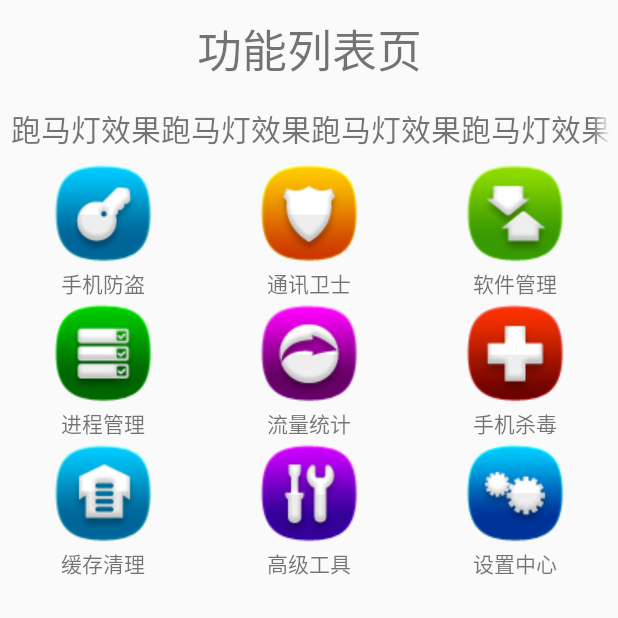
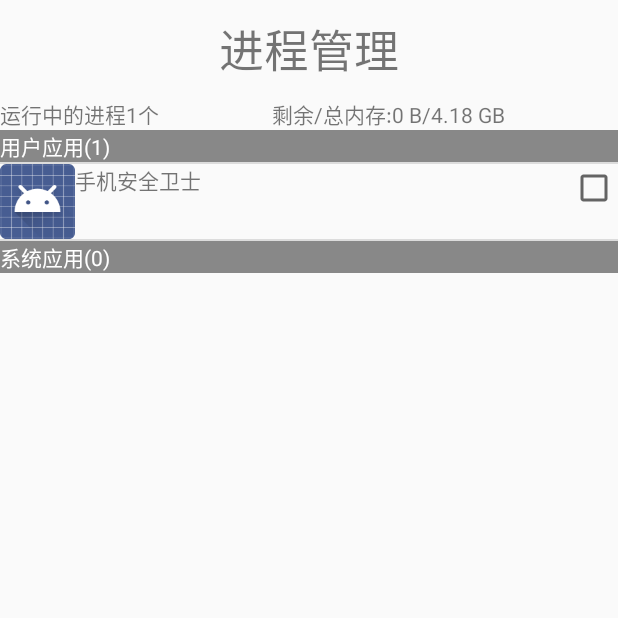
Before and after one commit to akileecn/MyApplication, an Android app: the screen it shows after launch (HomeActivity before the commit, ProgressActivity after it), after a tap on "进程管理", on a phone screen of 412 x 824 dp, the top half of it. Run offline under Robolectric (Android 15) with nearby library versions, the phone set to English and light mode, and no system bars; libraries missing offline, so code that uses them is left out: org.xutils.common, org.xutils.http, org.xutils.x; 4 statements that could not run were skipped; 3 other taps on this screen came first.

Commit message:
day9 2/2

```diff
--- a/手机安全卫士/src/main/java/cn/aki/mobilesafe/activity/ContactsActivity.java
+++ b/手机安全卫士/src/main/java/cn/aki/mobilesafe/activity/ContactsActivity.java
@@ -33,7 +33,7 @@
         super.onCreate(savedInstanceState);
         setContentView(R.layout.activity_contacts);
         ListView lvContacts= (ListView) findViewById(R.id.lv_contacts);
-        lvContacts.setAdapter(new SimpleAdapter(this,getContactsList(),R.layout.contact_item,new String[]{KEY_NAME,KEY_PHONE},new int[]{R.id.tv_name,R.id.tv_phone}));
+        lvContacts.setAdapter(new SimpleAdapter(this,getContactsList(),R.layout.item_contact,new String[]{KEY_NAME,KEY_PHONE},new int[]{R.id.tv_name,R.id.tv_phone}));
         lvContacts.setOnItemClickListener(new AdapterView.OnItemClickListener() {
             @Override
             public void onItemClick(AdapterView<?> parent, View view, int position, long id) {
--- a/手机安全卫士/src/main/java/cn/aki/mobilesafe/activity/HomeActivity.java
+++ b/手机安全卫士/src/main/java/cn/aki/mobilesafe/activity/HomeActivity.java
@@ -57,6 +57,11 @@
                 case 2:
                     startActivity(new Intent(HomeActivity.this,AppActivity.class));
                     break;
+                //进程管理
+                case 3:
+                    startActivity(new Intent(HomeActivity.this,ProgressActivity.class));
+                    break;
+                //高级工具
                 case 7:
                     startActivity(new Intent(HomeActivity.this,ToolsActivity.class));
                     break;
@@ -93,7 +98,7 @@
             ViewHolder viewHolder;
             if(convertView==null){
                 viewHolder=new ViewHolder();
-                convertView=View.inflate(HomeActivity.this,R.layout.home_item,null);
+                convertView=View.inflate(HomeActivity.this,R.layout.item_home,null);
                 viewHolder.imageView= (ImageView) convertView.findViewById(R.id.item_img);
                 viewHolder.textView= (TextView) convertView.findViewById(R.id.item_name);
                 convertView.setTag(viewHolder);
--- /dev/null
+++ b/手机安全卫士/src/main/java/cn/aki/mobilesafe/activity/ProgressActivity.java
@@ -0,0 +1,192 @@
+package cn.aki.mobilesafe.activity;
+
+import android.app.Activity;
+import android.graphics.Color;
+import android.os.Bundle;
+import android.os.Handler;
+import android.os.Message;
+import android.text.format.Formatter;
+import android.view.View;
+import android.view.ViewGroup;
+import android.widget.AdapterView;
+import android.widget.BaseAdapter;
+import android.widget.CheckBox;
+import android.widget.ImageView;
+import android.widget.ListView;
+import android.widget.TextView;
+
+import java.util.ArrayList;
+import java.util.List;
+
+import cn.aki.mobilesafe.R;
+import cn.aki.mobilesafe.bean.ProgressInfo;
+import cn.aki.mobilesafe.manager.ProgressInfoManager;
+import cn.aki.mobilesafe.utils.SystemInfoUtils;
+
+/**
+ * Created by Administrator on 2016/1/11.
+ * 进程管理
+ */
+public class ProgressActivity extends Activity{
+    private TextView tvProgressCount;
+    private TextView tvMemoryCount;
+    private ListView lvProgress;
+    private ProgressInfoManager mProgressInfoManager;
+    private List<ProgressInfo> mProgressInfoList;
+    private List<ProgressInfo> mSystemList;
+    private List<ProgressInfo> mUserList;
+    private static final int WHAT_LOAD_PROGRESS_INFO=1;
+    private Handler handler=new Handler(new Handler.Callback() {
+        @Override
+        public boolean handleMessage(Message msg) {
+            switch (msg.what){
+                case WHAT_LOAD_PROGRESS_INFO:
+                    tvProgressCount.setText("运行中的进程" + mProgressInfoList.size() + "个");
+                    lvProgress.setAdapter(new MyAdapter());
+                    break;
+                default:
+                    break;
+            }
+            return true;
+        }
+    });
+    @Override
+    protected void onCreate(Bundle savedInstanceState) {
+        super.onCreate(savedInstanceState);
+        initUI();
+        initData();
+        initEvent();
+    }
+
+    /**
+     * 初始化UI
+     */
+    private void initUI(){
+        setContentView(R.layout.activity_progress);
+        tvProgressCount= (TextView) findViewById(R.id.tv_progress_count);
+        tvMemoryCount= (TextView) findViewById(R.id.tv_memory_count);
+        lvProgress= (ListView) findViewById(R.id.lv_progress);
+    }
+
+    /**
+     * 绑定事件
+     */
+    private void initEvent(){
+        lvProgress.setOnItemClickListener(new AdapterView.OnItemClickListener() {
+            @Override
+            public void onItemClick(AdapterView<?> parent, View view, int position, long id) {
+                if(view instanceof TextView){
+                    return;
+                }
+                //设置勾选状态
+                ProgressInfo pi= (ProgressInfo) parent.getItemAtPosition(position);
+                boolean checked=pi.getChecked();
+                MyAdapter.ViewHolder holder= (MyAdapter.ViewHolder) view.getTag();
+                holder.cbCheck.setChecked(!checked);
+                pi.setChecked(!checked);
+            }
+        });
+    }
+
+    /**
+     * 初始化数据
+     */
+    private void initData(){
+        /**内存信息*/
+        long[] memory= SystemInfoUtils.getMemoryInfo(this);
+        tvMemoryCount.setText("剩余/总内存:"+Formatter.formatFileSize(this,memory[0])
+                +"/"+Formatter.formatFileSize(this,memory[1]));
+        /**进程列表*/
+        mProgressInfoManager=new ProgressInfoManager(this);
+        new Thread(new Runnable() {
+            @Override
+            public void run() {
+                mProgressInfoList=mProgressInfoManager.getList();
+                //分组
+                mSystemList=new ArrayList<>();
+                mUserList=new ArrayList<>();
+                for(ProgressInfo pi:mProgressInfoList){
+                    if(pi.getIsSystem()){
+                        mSystemList.add(pi);
+                    }else{
+                        mUserList.add(pi);
+                    }
+                }
+                handler.sendEmptyMessage(WHAT_LOAD_PROGRESS_INFO);
+            }
+        }).start();
+    }
+
+    /**
+     * 适配器
+     */
+    private class MyAdapter extends BaseAdapter{
+
+        @Override
+        public int getCount() {
+            return mProgressInfoList.size()+2;
+        }
+
+        @Override
+        public Object getItem(int position) {
+            int userCount=mUserList.size();
+            if(position==0){
+                return "用户应用("+mUserList.size()+")";
+            }else if(position<userCount+1){
+                return mUserList.get(position-1);
+            }else if(position==userCount+1){
+                return "系统应用("+mSystemList.size()+")";
+            }else{
+                return mSystemList.get(position-userCount-2);
+            }
+        }
+
+        @Override
+        public long getItemId(int position) {
+            return position;
+        }
+
+        @Override
+        public View getView(int position, View convertView, ViewGroup parent) {
+            Object item=getItem(position);
+            if(item instanceof ProgressInfo){
+                ViewHolder viewHolder;
+                //被重用的view为null或为特殊view
+                if(convertView==null||convertView instanceof TextView){
+                    convertView=View.inflate(ProgressActivity.this,R.layout.item_progress_info,null);
+                    viewHolder=new ViewHolder();
+                    viewHolder.ivIcon= (ImageView) convertView.findViewById(R.id.iv_icon);
+                    viewHolder.tvApkName= (TextView) convertView.findViewById(R.id.tv_apk_name);
+                    viewHolder.tvMemoryCount= (TextView) convertView.findViewById(R.id.tv_memory_count);
+                    viewHolder.cbCheck= (CheckBox) convertView.findViewById(R.id.cb_check);
+                    convertView.setTag(viewHolder);
+                }else{
+                    viewHolder= (ViewHolder) convertView.getTag();
+                }
+                //保证获取的对象一致
+                ProgressInfo pi= (ProgressInfo) item;
+                viewHolder.tvApkName.setText(pi.getAppName());
+                viewHolder.tvMemoryCount.setText("内存占用:" + Formatter.formatFileSize(ProgressActivity.this, pi.getMemorySize()));
+                viewHolder.ivIcon.setImageDrawable(pi.getIcon());
+                //设置checkBox状态
+                viewHolder.cbCheck.setChecked(pi.getChecked());
+                return convertView;
+            }else{
+                //特殊view
+                String text=item.toString();
+                TextView view=new TextView(ProgressActivity.this);
+                view.setBackgroundColor(Color.GRAY);
+                view.setTextColor(Color.WHITE);
+                view.setText(text);
+                return view;
+            }
+        }
+
+        private class ViewHolder{
+            private ImageView ivIcon;
+            private TextView tvApkName;
+            private TextView tvMemoryCount;
+            private CheckBox cbCheck;
+        }
+    }
+}
--- a/手机安全卫士/src/main/java/cn/aki/mobilesafe/activity/SplashActivity.java
+++ b/手机安全卫士/src/main/java/cn/aki/mobilesafe/activity/SplashActivity.java
@@ -2,17 +2,20 @@
 
 import android.app.Activity;
 import android.app.AlertDialog;
+import android.app.LauncherActivity;
 import android.content.Context;
 import android.content.DialogInterface;
 import android.content.Intent;
 import android.content.SharedPreferences;
 import android.content.pm.PackageInfo;
 import android.content.pm.PackageManager;
+import android.graphics.Bitmap;
 import android.net.Uri;
 import android.os.Bundle;
 import android.os.Environment;
 import android.os.Handler;
 import android.os.Message;
+import android.os.Parcelable;
 import android.view.View;
 import android.view.animation.AlphaAnimation;
 import android.widget.RelativeLayout;
@@ -61,6 +64,9 @@
     private static final int WHAT_GO_HOME=4;
 
     private Handler handler=new MyHandler(this);
+    //快捷方式
+    private static final String ACTION_INSTALL_SHORTCUT="com.android.launcher.action.INSTALL_SHORTCUT";
+    private static final String ACTION_UNINSTALL_SHORTCUT="com.android.launcher.action.UNINSTALL_SHORTCUT";
 
     @Override
     protected void onCreate(Bundle savedInstanceState) {
@@ -89,6 +95,8 @@
         AlphaAnimation animation=new AlphaAnimation(0.3f,1f);
         animation.setDuration(2000);
         rlRoot.startAnimation(animation);
+        //创建图标
+        createShortcut();
     }
 
     /**
@@ -328,4 +336,36 @@
             }
         }
     }
+
+    /**
+     * 创建快捷方式
+     */
+    private void createShortcut(){
+        //判断快捷方式是否存在
+        boolean shortcutExists=mSharedPreferences.getBoolean(Constants.SharedPreferences.KEY_SHORTCUT_EXISTS,false);
+        if(shortcutExists){
+           return;
+        }
+        //快捷方式名
+        String shortcutName=getString(R.string.app_name);
+        //回调intent(只能使用隐式的)
+        Intent callbackIntent=new Intent(Constants.ACTION_HOME);
+        callbackIntent.addCategory(Intent.CATEGORY_DEFAULT);
+        /**1.删除*/
+        Intent uninstallIntent=new Intent(ACTION_UNINSTALL_SHORTCUT);
+        uninstallIntent.putExtra(Intent.EXTRA_SHORTCUT_NAME,shortcutName);
+        uninstallIntent.putExtra(Intent.EXTRA_SHORTCUT_INTENT,callbackIntent);
+        sendBroadcast(uninstallIntent);
+        /**2.创建*/
+        Intent installIntent=new Intent(ACTION_INSTALL_SHORTCUT);
+        installIntent.putExtra(Intent.EXTRA_SHORTCUT_NAME,shortcutName);
+        //不重复创建(不一定有效)
+//        shortcutIntent.putExtra("duplicate", false);
+        //图标
+        Parcelable icon=Intent.ShortcutIconResource.fromContext(this,R.mipmap.ic_launcher);
+        installIntent.putExtra(Intent.EXTRA_SHORTCUT_ICON_RESOURCE,icon);
+        installIntent.putExtra(Intent.EXTRA_SHORTCUT_INTENT,callbackIntent);
+        sendBroadcast(installIntent);
+        mSharedPreferences.edit().putBoolean(Constants.SharedPreferences.KEY_SHORTCUT_EXISTS,true).apply();
+    }
 }
--- /dev/null
+++ b/手机安全卫士/src/main/java/cn/aki/mobilesafe/bean/ProgressInfo.java
@@ -0,0 +1,73 @@
+package cn.aki.mobilesafe.bean;
+
+import android.graphics.drawable.Drawable;
+
+/**
+ * Created by Administrator on 2016/1/11.
+ * 进程信息
+ */
+public class ProgressInfo {
+    private Drawable icon;  //图标
+    private String appName; //应用名
+    private String progressName;    //进程名字
+    private Long memorySize;    //占内存
+    private boolean isSystem;   //是否系统应用
+    private boolean checked;    //是否选中
+    public Drawable getIcon() {
+        return icon;
+    }
+
+    public void setIcon(Drawable icon) {
+        this.icon = icon;
+    }
+
+    public String getProgressName() {
+        return progressName;
+    }
+
+    public void setProgressName(String progressName) {
+        this.progressName = progressName;
+    }
+
+    public String getAppName() {
+        return appName;
+    }
+
+    public void setAppName(String appName) {
+        this.appName = appName;
+    }
+
+    public Long getMemorySize() {
+        return memorySize;
+    }
+
+    public void setMemorySize(Long memorySize) {
+        this.memorySize = memorySize;
+    }
+
+    public boolean getIsSystem() {
+        return isSystem;
+    }
+
+    public void setIsSystem(boolean isSystem) {
+        this.isSystem = isSystem;
+    }
+
+    public boolean getChecked() {
+        return checked;
+    }
+
+    public void setChecked(boolean checked) {
+        this.checked = checked;
+    }
+
+    @Override
+    public String toString() {
+        return "ProgressInfo{" +
+                "appName='" + appName + '\'' +
+                ", progressName='" + progressName + '\'' +
+                ", memorySize=" + memorySize +
+                ", isSystem=" + isSystem +
+                '}';
+    }
+}
--- a/手机安全卫士/src/main/java/cn/aki/mobilesafe/common/Constants.java
+++ b/手机安全卫士/src/main/java/cn/aki/mobilesafe/common/Constants.java
@@ -15,6 +15,7 @@
      * 更新信息
      */
     public static final String UPDATE_URL=BASE_URL+"update.json";
+    public static final String ACTION_HOME="cn.aki.mobilesafe.action.HomeActivity";
 
     /**
      * 参数
@@ -61,6 +62,10 @@
          * 归属地y坐标
          */
         public static final String KEY_ADDRESS_LOCATION_Y="addressLocationY";
+        /**
+         * 快捷方式是否存在
+         */
+        public static final String KEY_SHORTCUT_EXISTS="shortcutExists";
 
     }
 
--- /dev/null
+++ b/手机安全卫士/src/main/java/cn/aki/mobilesafe/manager/ProgressInfoManager.java
@@ -0,0 +1,58 @@
+package cn.aki.mobilesafe.manager;
+
+import android.app.ActivityManager;
+import android.app.ActivityManager.RunningAppProcessInfo;
+import android.content.Context;
+import android.content.pm.ApplicationInfo;
+import android.content.pm.PackageInfo;
+import android.content.pm.PackageManager;
+import android.os.Debug;
+
+import java.util.ArrayList;
+import java.util.List;
+
+import cn.aki.mobilesafe.R;
+import cn.aki.mobilesafe.bean.ProgressInfo;
+
+/**
+ * Created by Administrator on 2016/1/11.
+ * 进程信息管理
+ */
+public class ProgressInfoManager {
+
+    private Context mContext;
+    public ProgressInfoManager(Context context){
+        mContext=context;
+    }
+
+    public List<ProgressInfo> getList(){
+        ActivityManager activityManager= (ActivityManager) mContext.getSystemService(Context.ACTIVITY_SERVICE);
+        PackageManager packageManager=mContext.getPackageManager();
+        List<RunningAppProcessInfo> runningAppProcessInfoList = activityManager.getRunningAppProcesses();
+        List<ProgressInfo> progressInfoList=new ArrayList<>();
+        for(RunningAppProcessInfo runningAppProcessInfo:runningAppProcessInfoList){
+            ProgressInfo progressInfo=new ProgressInfo();
+            //进程名
+            String processName=runningAppProcessInfo.processName;
+            progressInfo.setProgressName(processName);
+            try {
+                PackageInfo packageInfo = packageManager.getPackageInfo(processName, 0);
+                //图标
+                progressInfo.setIcon(packageInfo.applicationInfo.loadIcon(packageManager));
+                //应用名
+                progressInfo.setAppName(packageInfo.applicationInfo.loadLabel(packageManager).toString());
+                //是否系统应用
+                progressInfo.setIsSystem((packageInfo.applicationInfo.flags& ApplicationInfo.FLAG_SYSTEM)!=0);
+            } catch (PackageManager.NameNotFoundException e) {
+                progressInfo.setAppName(processName);
+                progressInfo.setIcon(mContext.getResources().getDrawable(R.mipmap.ic_launcher));
+                progressInfo.setIsSystem(true);
+            }
+            //内存使用大小
+            Debug.MemoryInfo[] processMemoryInfo = activityManager.getProcessMemoryInfo(new int[]{runningAppProcessInfo.pid});
+            progressInfo.setMemorySize((long)processMemoryInfo[0].getTotalPrivateDirty()<<10);
+            progressInfoList.add(progressInfo);
+        }
+        return progressInfoList;
+    }
+}
--- /dev/null
+++ b/手机安全卫士/src/main/java/cn/aki/mobilesafe/utils/SystemInfoUtils.java
@@ -0,0 +1,61 @@
+package cn.aki.mobilesafe.utils;
+
+import android.app.ActivityManager;
+import android.content.Context;
+
+import java.io.BufferedReader;
+import java.io.File;
+import java.io.FileReader;
+import java.io.IOException;
+import java.util.regex.Matcher;
+import java.util.regex.Pattern;
+
+/**
+ * Created by Administrator on 2016/1/12.
+ *  系统信息工具类
+ */
+public class SystemInfoUtils {
+    /**
+     * 获得内存信息
+     * @return {总内存,可用内存}
+     */
+    public static long[] getMemoryInfo(Context context){
+        ActivityManager am = (ActivityManager) context.getSystemService(Context.ACTIVITY_SERVICE);
+        ActivityManager.MemoryInfo mi=new ActivityManager.MemoryInfo();
+        am.getMemoryInfo(mi);
+//        return new long[]{mi.availMem,mi.totalMem};
+        return new long[]{mi.availMem,getTotalMem()};
+    }
+
+    /**
+     * 读取内存信息文件获取总内存
+     * @return 总内存
+     */
+    private static long getTotalMem(){
+        BufferedReader br=null;
+        try {
+            br=new BufferedReader(new FileReader(new File("/proc/meminfo")));
+            String line;
+            while((line=br.readLine())!=null){
+                if(line.contains("MemTotal:")){
+                    Pattern p=Pattern.compile("(?<=\\s)\\d+");
+                    Matcher m=p.matcher(line);
+                    if(m.find()){
+                        return Long.parseLong(m.group(0))<<10;
+                    }
+                }
+            }
+        } catch (java.io.IOException e) {
+            e.printStackTrace();
+        } finally {
+            if(br!=null){
+                try {
+                    br.close();
+                } catch (IOException e) {
+                    e.printStackTrace();
+                }
+            }
+        }
+        return 0;
+    }
+}
--- /dev/null
+++ b/手机安全卫士/src/main/res/layout/activity_progress.xml
@@ -0,0 +1,30 @@
+<?xml version="1.0" encoding="utf-8"?>
+<LinearLayout xmlns:android="http://schemas.android.com/apk/res/android"
+    android:orientation="vertical" android:layout_width="match_parent"
+    android:layout_height="match_parent">
+    <TextView
+        style="@style/TitleStyle"
+        android:text="进程管理"
+        android:layout_width="match_parent"
+        android:layout_height="wrap_content" />
+    <LinearLayout
+        android:layout_width="match_parent"
+        android:layout_height="wrap_content">
+        <TextView
+            android:id="@+id/tv_progress_count"
+            android:text="运行中的进程?个"
+            android:layout_weight="1"
+            android:layout_width="wrap_content"
+            android:layout_height="wrap_content" />
+        <TextView
+            android:id="@+id/tv_memory_count"
+            android:text="剩余/总内存:"
+            android:layout_weight="1"
+            android:layout_width="wrap_content"
+            android:layout_height="wrap_content" />
+    </LinearLayout>
+    <ListView
+        android:id="@+id/lv_progress"
+        android:layout_width="match_parent"
+        android:layout_height="wrap_content"/>
+</LinearLayout>
--- /dev/null
+++ b/手机安全卫士/src/main/res/layout/item_progress_info.xml
@@ -0,0 +1,28 @@
+<?xml version="1.0" encoding="utf-8"?>
+<RelativeLayout xmlns:android="http://schemas.android.com/apk/res/android"
+    android:orientation="vertical" android:layout_width="match_parent"
+    android:layout_height="wrap_content">
+    <ImageView
+        android:id="@+id/iv_icon"
+        android:layout_width="50dp"
+        android:layout_height="50dp" />
+    <TextView
+        android:id="@+id/tv_apk_name"
+        android:layout_toRightOf="@id/iv_icon"
+        android:layout_width="wrap_content"
+        android:layout_height="wrap_content" />
+    <TextView
+        android:id="@+id/tv_memory_count"
+        android:layout_toRightOf="@id/iv_icon"
+        android:layout_alignParentBottom="true"
+        android:layout_width="wrap_content"
+        android:layout_height="wrap_content" />
+    <CheckBox
+        android:id="@+id/cb_check"
+        android:focusable="false"
+        android:clickable="false"
+        android:focusableInTouchMode="false"
+        android:layout_alignParentRight="true"
+        android:layout_width="wrap_content"
+        android:layout_height="wrap_content" />
+</RelativeLayout>
```
Also changed, not shown: 手机安全卫士/src/main/AndroidManifest.xml (+12 -1 lines), 手机安全卫士/src/main/res/layout/item_contact.xml (renamed from 手机安全卫士/src/main/res/layout/contact_item.xml), 手机安全卫士/src/main/res/layout/item_home.xml (renamed from 手机安全卫士/src/main/res/layout/home_item.xml), 1 other file.
